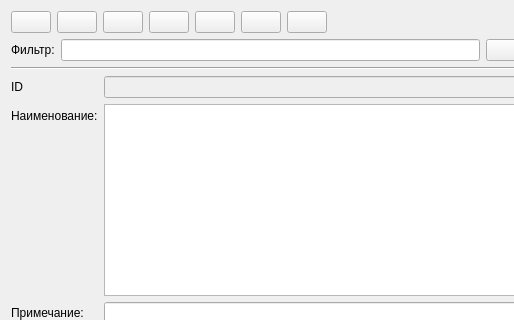
First picture: the form in formcounterparties.ui, repository GorINIch73/Audit, before the edit; both pictures show x 0 to 514 and y 0 to 320 of the 1058 by 556 pixel window.
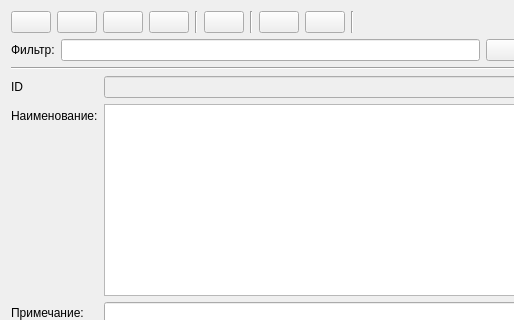
Second picture: the form after the edit. Icons and pictures are not drawn.

```diff
--- a/formcounterparties.ui
+++ b/formcounterparties.ui
@@ -62,6 +62,13 @@
          </property>
         </widget>
        </item>
+       <item>
+        <widget class="Line" name="line_2">
+         <property name="orientation">
+          <enum>Qt::Vertical</enum>
+         </property>
+        </widget>
+       </item>
        <item>
         <widget class="QPushButton" name="pushButton_refr">
          <property name="toolTip">
@@ -76,6 +83,13 @@
          </property>
         </widget>
        </item>
+       <item>
+        <widget class="Line" name="line_3">
+         <property name="orientation">
+          <enum>Qt::Vertical</enum>
+         </property>
+        </widget>
+       </item>
        <item>
         <widget class="QPushButton" name="pushButton_add">
          <property name="toolTip">
@@ -106,6 +120,13 @@
        </item>
       </layout>
      </item>
+     <item>
+      <widget class="Line" name="line_4">
+       <property name="orientation">
+        <enum>Qt::Vertical</enum>
+       </property>
+      </widget>
+     </item>
      <item>
       <spacer name="horizontalSpacer">
        <property name="orientation">
```
